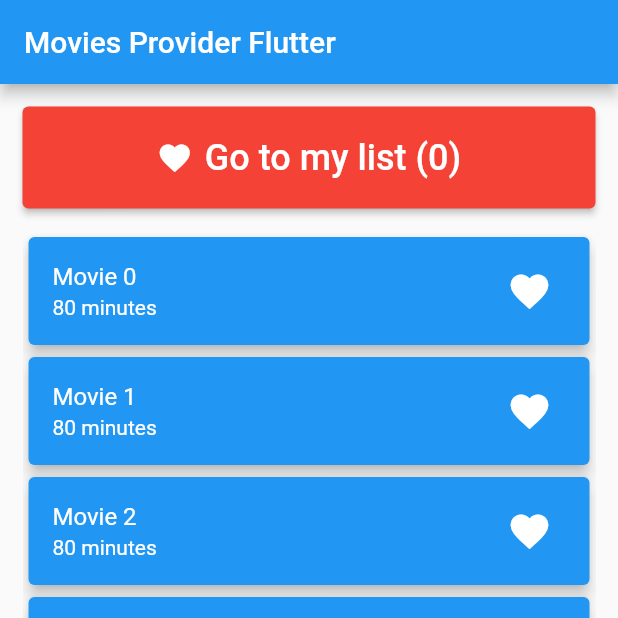
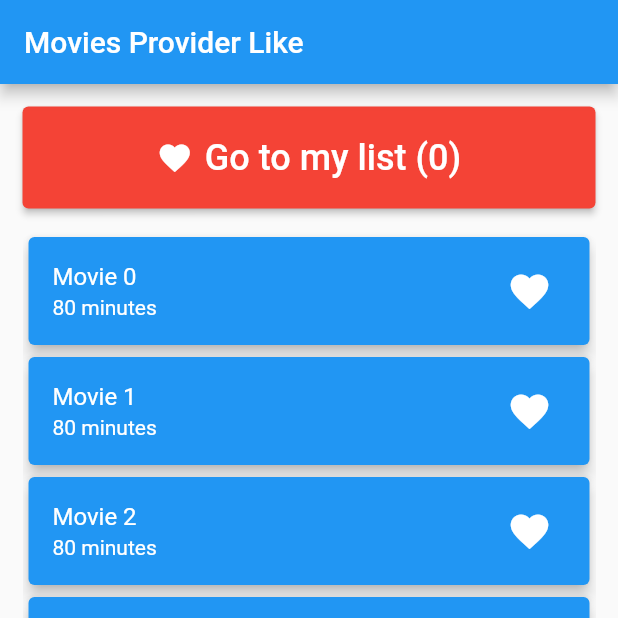
Before and after one commit to Sabrinafad/flutter, a Flutter app: the screen it shows after launch, on a phone screen of 412 x 824 dp, the top half of it. Run offline on Flutter 3.47's test engine with Material 2 defaults, Android fonts, the phone set to English and light mode, and no system bars.

Commit message:
Third commit

```diff
--- a/lib/screens/home_screen.dart
+++ b/lib/screens/home_screen.dart
@@ -18,7 +18,7 @@ class _HomeScreenState extends State<HomeScreen> {
 
     return Scaffold(
       appBar: AppBar(
-        title: const Text('Movies Provider Flutter'),
+        title: const Text('Movies Provider Like'),
       ),
       body: Padding(
         padding: const EdgeInsets.all(15),
```
